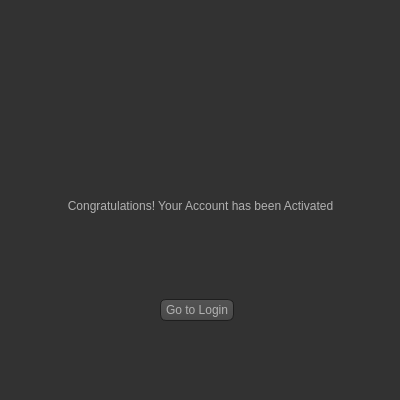
Before: the Qt Designer form UI/Congratulations.ui in 1412kauti/ProjectHurricane, drawn with Qt 5.
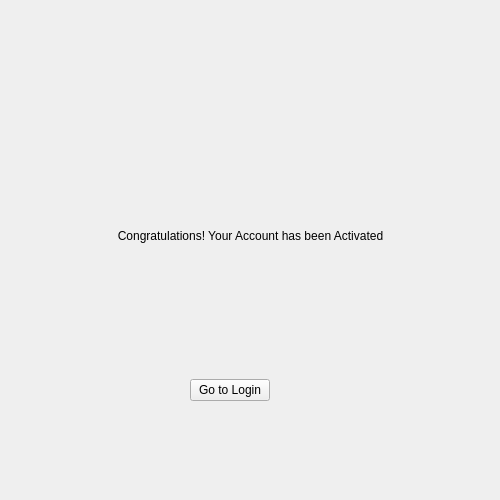
After: the same form once the commit is applied. Icons and pictures are not drawn.

Patch:
```diff
--- a/UI/Congratulations.ui
+++ b/UI/Congratulations.ui
@@ -6,8 +6,8 @@
    <rect>
     <x>0</x>
     <y>0</y>
-    <width>400</width>
-    <height>400</height>
+    <width>500</width>
+    <height>500</height>
    </rect>
   </property>
   <property name="sizePolicy">
@@ -18,546 +18,28 @@
   </property>
   <property name="minimumSize">
    <size>
-    <width>400</width>
-    <height>400</height>
+    <width>500</width>
+    <height>500</height>
    </size>
   </property>
   <property name="maximumSize">
    <size>
-    <width>400</width>
-    <height>400</height>
+    <width>500</width>
+    <height>500</height>
    </size>
   </property>
   <property name="windowTitle">
    <string>Form</string>
   </property>
   <property name="styleSheet">
-   <string notr="true">QToolTip
-{
-     border: 1px solid black;
-     background-color: #ffa02f;
-     padding: 1px;
-     border-radius: 3px;
-     opacity: 100;
-}
-
-QWidget
-{
-    color: #b1b1b1;
-    background-color: #323232;
-}
-
-QTreeView, QListView
-{
-    background-color: silver;
-    margin-left: 5px;
-}
-
-QWidget:item:hover
-{
-    background-color: QLinearGradient( x1: 0, y1: 0, x2: 0, y2: 1, stop: 0 #ffa02f, stop: 1 #ca0619);
-    color: #000000;
-}
-
-QWidget:item:selected
-{
-    background-color: QLinearGradient( x1: 0, y1: 0, x2: 0, y2: 1, stop: 0 #ffa02f, stop: 1 #d7801a);
-}
-
-QMenuBar::item
-{
-    background: transparent;
-}
-
-QMenuBar::item:selected
-{
-    background: transparent;
-    border: 1px solid #ffaa00;
-}
-
-QMenuBar::item:pressed
-{
-    background: #444;
-    border: 1px solid #000;
-    background-color: QLinearGradient(
-        x1:0, y1:0,
-        x2:0, y2:1,
-        stop:1 #212121,
-        stop:0.4 #343434/*,
-        stop:0.2 #343434,
-        stop:0.1 #ffaa00*/
-    );
-    margin-bottom:-1px;
-    padding-bottom:1px;
-}
-
-QMenu
-{
-    border: 1px solid #000;
-}
-
-QMenu::item
-{
-    padding: 2px 20px 2px 20px;
-}
-
-QMenu::item:selected
-{
-    color: #000000;
-}
-
-QWidget:disabled
-{
-    color: #808080;
-    background-color: #323232;
-}
-
-QAbstractItemView
-{
-    background-color: QLinearGradient( x1: 0, y1: 0, x2: 0, y2: 1, stop: 0 #4d4d4d, stop: 0.1 #646464, stop: 1 #5d5d5d);
-}
-
-QWidget:focus
-{
-    /*border: 1px solid darkgray;*/
-}
-
-QLineEdit
-{
-    background-color: QLinearGradient( x1: 0, y1: 0, x2: 0, y2: 1, stop: 0 #4d4d4d, stop: 0 #646464, stop: 1 #5d5d5d);
-    padding: 1px;
-    border-style: solid;
-    border: 1px solid #1e1e1e;
-    border-radius: 5;
-}
-
-QPushButton
-{
-    color: #b1b1b1;
-    background-color: QLinearGradient( x1: 0, y1: 0, x2: 0, y2: 1, stop: 0 #565656, stop: 0.1 #525252, stop: 0.5 #4e4e4e, stop: 0.9 #4a4a4a, stop: 1 #464646);
-    border-width: 1px;
-    border-color: #1e1e1e;
-    border-style: solid;
-    border-radius: 6;
-    padding: 3px;
-    font-size: 12px;
-    padding-left: 5px;
-    padding-right: 5px;
-    min-width: 40px;
-}
-
-QPushButton:pressed
-{
-    background-color: QLinearGradient( x1: 0, y1: 0, x2: 0, y2: 1, stop: 0 #2d2d2d, stop: 0.1 #2b2b2b, stop: 0.5 #292929, stop: 0.9 #282828, stop: 1 #252525);
-}
-
-QComboBox
-{
-    selection-background-color: #ffaa00;
-    background-color: QLinearGradient( x1: 0, y1: 0, x2: 0, y2: 1, stop: 0 #565656, stop: 0.1 #525252, stop: 0.5 #4e4e4e, stop: 0.9 #4a4a4a, stop: 1 #464646);
-    border-style: solid;
-    border: 1px solid #1e1e1e;
-    border-radius: 5;
-}
-
-QComboBox:hover,QPushButton:hover
-{
-    border: 2px solid QLinearGradient( x1: 0, y1: 0, x2: 0, y2: 1, stop: 0 #ffa02f, stop: 1 #d7801a);
-}
-
-
-QComboBox:on
-{
-    padding-top: 3px;
-    padding-left: 4px;
-    background-color: QLinearGradient( x1: 0, y1: 0, x2: 0, y2: 1, stop: 0 #2d2d2d, stop: 0.1 #2b2b2b, stop: 0.5 #292929, stop: 0.9 #282828, stop: 1 #252525);
-    selection-background-color: #ffaa00;
-}
-
-QComboBox QAbstractItemView
-{
-    border: 2px solid darkgray;
-    selection-background-color: QLinearGradient( x1: 0, y1: 0, x2: 0, y2: 1, stop: 0 #ffa02f, stop: 1 #d7801a);
-}
-
-QComboBox::drop-down
-{
-     subcontrol-origin: padding;
-     subcontrol-position: top right;
-     width: 15px;
-
-     border-left-width: 0px;
-     border-left-color: darkgray;
-     border-left-style: solid; /* just a single line */
-     border-top-right-radius: 3px; /* same radius as the QComboBox */
-     border-bottom-right-radius: 3px;
- }
-
-QComboBox::down-arrow
-{
-     image: url(:/dark_orange/img/down_arrow.png);
-}
-
-QGroupBox
-{
-    border: 1px solid darkgray;
-    margin-top: 10px;
-}
-
-QGroupBox:focus
-{
-    border: 1px solid darkgray;
-}
-
-QTextEdit:focus
-{
-    border: 1px solid darkgray;
-}
-
-QScrollBar:horizontal {
-     border: 1px solid #222222;
-     background: QLinearGradient( x1: 0, y1: 0, x2: 0, y2: 1, stop: 0.0 #121212, stop: 0.2 #282828, stop: 1 #484848);
-     height: 7px;
-     margin: 0px 16px 0 16px;
-}
-
-QScrollBar::handle:horizontal
-{
-      background: QLinearGradient( x1: 0, y1: 0, x2: 1, y2: 0, stop: 0 #ffa02f, stop: 0.5 #d7801a, stop: 1 #ffa02f);
-      min-height: 20px;
-      border-radius: 2px;
-}
-
-QScrollBar::add-line:horizontal {
-      border: 1px solid #1b1b19;
-      border-radius: 2px;
-      background: QLinearGradient( x1: 0, y1: 0, x2: 1, y2: 0, stop: 0 #ffa02f, stop: 1 #d7801a);
-      width: 14px;
-      subcontrol-position: right;
-      subcontrol-origin: margin;
-}
-
-QScrollBar::sub-line:horizontal {
-      border: 1px solid #1b1b19;
-      border-radius: 2px;
-      background: QLinearGradient( x1: 0, y1: 0, x2: 1, y2: 0, stop: 0 #ffa02f, stop: 1 #d7801a);
-      width: 14px;
-     subcontrol-position: left;
-     subcontrol-origin: margin;
-}
-
-QScrollBar::right-arrow:horizontal, QScrollBar::left-arrow:horizontal
-{
-      border: 1px solid black;
-      width: 1px;
-      height: 1px;
-      background: white;
-}
-
-QScrollBar::add-page:horizontal, QScrollBar::sub-page:horizontal
-{
-      background: none;
-}
-
-QScrollBar:vertical
-{
-      background: QLinearGradient( x1: 0, y1: 0, x2: 1, y2: 0, stop: 0.0 #121212, stop: 0.2 #282828, stop: 1 #484848);
-      width: 7px;
-      margin: 16px 0 16px 0;
-      border: 1px solid #222222;
-}
-
-QScrollBar::handle:vertical
-{
-      background: QLinearGradient( x1: 0, y1: 0, x2: 0, y2: 1, stop: 0 #ffa02f, stop: 0.5 #d7801a, stop: 1 #ffa02f);
-      min-height: 20px;
-      border-radius: 2px;
-}
-
-QScrollBar::add-line:vertical
-{
-      border: 1px solid #1b1b19;
-      border-radius: 2px;
-      background: QLinearGradient( x1: 0, y1: 0, x2: 0, y2: 1, stop: 0 #ffa02f, stop: 1 #d7801a);
-      height: 14px;
-      subcontrol-position: bottom;
-      subcontrol-origin: margin;
-}
-
-QScrollBar::sub-line:vertical
-{
-      border: 1px solid #1b1b19;
-      border-radius: 2px;
-      background: QLinearGradient( x1: 0, y1: 0, x2: 0, y2: 1, stop: 0 #d7801a, stop: 1 #ffa02f);
-      height: 14px;
-      subcontrol-position: top;
-      subcontrol-origin: margin;
-}
-
-QScrollBar::up-arrow:vertical, QScrollBar::down-arrow:vertical
-{
-      border: 1px solid black;
-      width: 1px;
-      height: 1px;
-      background: white;
-}
-
-
-QScrollBar::add-page:vertical, QScrollBar::sub-page:vertical
-{
-      background: none;
-}
-
-QTextEdit
-{
-    background-color: #242424;
-}
-
-QPlainTextEdit
-{
-    background-color: #242424;
-}
-
-QHeaderView::section
-{
-    background-color: QLinearGradient(x1:0, y1:0, x2:0, y2:1, stop:0 #616161, stop: 0.5 #505050, stop: 0.6 #434343, stop:1 #656565);
-    color: white;
-    padding-left: 4px;
-    border: 1px solid #6c6c6c;
-}
-
-QCheckBox:disabled
-{
-color: #414141;
-}
-
-QDockWidget::title
-{
-    text-align: center;
-    spacing: 3px; /* spacing between items in the tool bar */
-    background-color: QLinearGradient(x1:0, y1:0, x2:0, y2:1, stop:0 #323232, stop: 0.5 #242424, stop:1 #323232);
-}
-
-QDockWidget::close-button, QDockWidget::float-button
-{
-    text-align: center;
-    spacing: 1px; /* spacing between items in the tool bar */
-    background-color: QLinearGradient(x1:0, y1:0, x2:0, y2:1, stop:0 #323232, stop: 0.5 #242424, stop:1 #323232);
-}
-
-QDockWidget::close-button:hover, QDockWidget::float-button:hover
-{
-    background: #242424;
-}
-
-QDockWidget::close-button:pressed, QDockWidget::float-button:pressed
-{
-    padding: 1px -1px -1px 1px;
-}
-
-QMainWindow::separator
-{
-    background-color: QLinearGradient(x1:0, y1:0, x2:0, y2:1, stop:0 #161616, stop: 0.5 #151515, stop: 0.6 #212121, stop:1 #343434);
-    color: white;
-    padding-left: 4px;
-    border: 1px solid #4c4c4c;
-    spacing: 3px; /* spacing between items in the tool bar */
-}
-
-QMainWindow::separator:hover
-{
-
-    background-color: QLinearGradient(x1:0, y1:0, x2:0, y2:1, stop:0 #d7801a, stop:0.5 #b56c17 stop:1 #ffa02f);
-    color: white;
-    padding-left: 4px;
-    border: 1px solid #6c6c6c;
-    spacing: 3px; /* spacing between items in the tool bar */
-}
-
-QToolBar::handle
-{
-     spacing: 3px; /* spacing between items in the tool bar */
-     background: url(:/dark_orange/img/handle.png);
-}
-
-QMenu::separator
-{
-    height: 2px;
-    background-color: QLinearGradient(x1:0, y1:0, x2:0, y2:1, stop:0 #161616, stop: 0.5 #151515, stop: 0.6 #212121, stop:1 #343434);
-    color: white;
-    padding-left: 4px;
-    margin-left: 10px;
-    margin-right: 5px;
-}
-
-QProgressBar
-{
-    border: 2px solid grey;
-    border-radius: 5px;
-    text-align: center;
-}
-
-QProgressBar::chunk
-{
-    background-color: #d7801a;
-    width: 2.15px;
-    margin: 0.5px;
-}
-
-QTabBar::tab {
-    color: #b1b1b1;
-    border: 1px solid #444;
-    border-bottom-style: none;
-    background-color: #323232;
-    padding-left: 10px;
-    padding-right: 10px;
-    padding-top: 3px;
-    padding-bottom: 2px;
-    margin-right: -1px;
-}
-
-QTabWidget::pane {
-    border: 1px solid #444;
-    top: 1px;
-}
-
-QTabBar::tab:last
-{
-    margin-right: 0; /* the last selected tab has nothing to overlap with on the right */
-    border-top-right-radius: 3px;
-}
-
-QTabBar::tab:first:!selected
-{
- margin-left: 0px; /* the last selected tab has nothing to overlap with on the right */
-
-
-    border-top-left-radius: 3px;
-}
-
-QTabBar::tab:!selected
-{
-    color: #b1b1b1;
-    border-bottom-style: solid;
-    margin-top: 3px;
-    background-color: QLinearGradient(x1:0, y1:0, x2:0, y2:1, stop:1 #212121, stop:.4 #343434);
-}
-
-QTabBar::tab:selected
-{
-    border-top-left-radius: 3px;
-    border-top-right-radius: 3px;
-    margin-bottom: 0px;
-}
-
-QTabBar::tab:!selected:hover
-{
-    /*border-top: 2px solid #ffaa00;
-    padding-bottom: 3px;*/
-    border-top-left-radius: 3px;
-    border-top-right-radius: 3px;
-    background-color: QLinearGradient(x1:0, y1:0, x2:0, y2:1, stop:1 #212121, stop:0.4 #343434, stop:0.2 #343434, stop:0.1 #ffaa00);
-}
-
-QRadioButton::indicator:checked, QRadioButton::indicator:unchecked{
-    color: #b1b1b1;
-    background-color: #323232;
-    border: 1px solid #b1b1b1;
-    border-radius: 6px;
-}
-
-QRadioButton::indicator:checked
-{
-    background-color: qradialgradient(
-        cx: 0.5, cy: 0.5,
-        fx: 0.5, fy: 0.5,
-        radius: 1.0,
-        stop: 0.25 #ffaa00,
-        stop: 0.3 #323232
-    );
-}
-
-QCheckBox::indicator{
-    color: #b1b1b1;
-    background-color: #323232;
-    border: 1px solid #b1b1b1;
-    width: 9px;
-    height: 9px;
-}
-
-QRadioButton::indicator
-{
-    border-radius: 6px;
-}
-
-QRadioButton::indicator:hover, QCheckBox::indicator:hover
-{
-    border: 1px solid #ffaa00;
-}
-
-QCheckBox::indicator:checked
-{
-    image:url(:/dark_orange/img/checkbox.png);
-}
-
-QCheckBox::indicator:disabled, QRadioButton::indicator:disabled
-{
-    border: 1px solid #444;
-}
-
-
-QSlider::groove:horizontal {
-    border: 1px solid #3A3939;
-    height: 8px;
-    background: #201F1F;
-    margin: 2px 0;
-    border-radius: 2px;
-}
-
-QSlider::handle:horizontal {
-    background: QLinearGradient( x1: 0, y1: 0, x2: 0, y2: 1,
-      stop: 0.0 silver, stop: 0.2 #a8a8a8, stop: 1 #727272);
-    border: 1px solid #3A3939;
-    width: 14px;
-    height: 14px;
-    margin: -4px 0;
-    border-radius: 2px;
-}
-
-QSlider::groove:vertical {
-    border: 1px solid #3A3939;
-    width: 8px;
-    background: #201F1F;
-    margin: 0 0px;
-    border-radius: 2px;
-}
-
-QSlider::handle:vertical {
-    background: QLinearGradient( x1: 0, y1: 0, x2: 0, y2: 1, stop: 0.0 silver,
-      stop: 0.2 #a8a8a8, stop: 1 #727272);
-    border: 1px solid #3A3939;
-    width: 14px;
-    height: 14px;
-    margin: 0 -4px;
-    border-radius: 2px;
-}
-
-QAbstractSpinBox {
-    padding-top: 2px;
-    padding-bottom: 2px;
-    border: 1px solid darkgray;
-
-    border-radius: 2px;
-    min-width: 50px;
-}
-</string>
+   <string notr="true"/>
   </property>
   <widget class="QWidget" name="verticalLayoutWidget">
    <property name="geometry">
     <rect>
      <x>10</x>
-     <y>160</y>
-     <width>381</width>
+     <y>190</y>
+     <width>481</width>
      <height>91</height>
     </rect>
    </property>
@@ -577,7 +59,7 @@
   <widget class="QWidget" name="verticalLayoutWidget_2">
    <property name="geometry">
     <rect>
-     <x>170</x>
+     <x>220</x>
      <y>50</y>
      <width>52</width>
      <height>51</height>
@@ -599,9 +81,9 @@
   <widget class="QWidget" name="verticalLayoutWidget_3">
    <property name="geometry">
     <rect>
-     <x>160</x>
-     <y>290</y>
-     <width>81</width>
+     <x>190</x>
+     <y>370</y>
+     <width>121</width>
      <height>41</height>
     </rect>
    </property>
```
